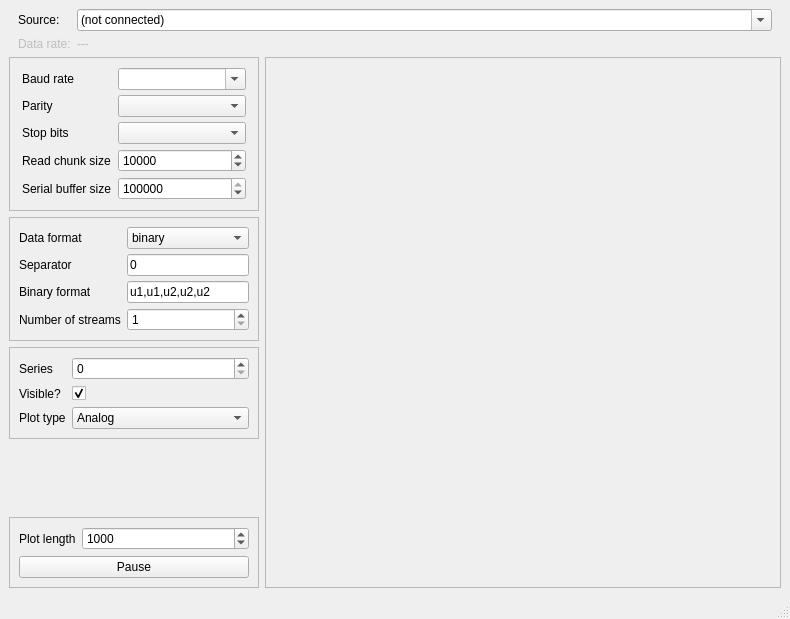
The window that src/splot/splot.ui (starfishneuroscience/splot) describes before a commit, drawn with Qt 5.
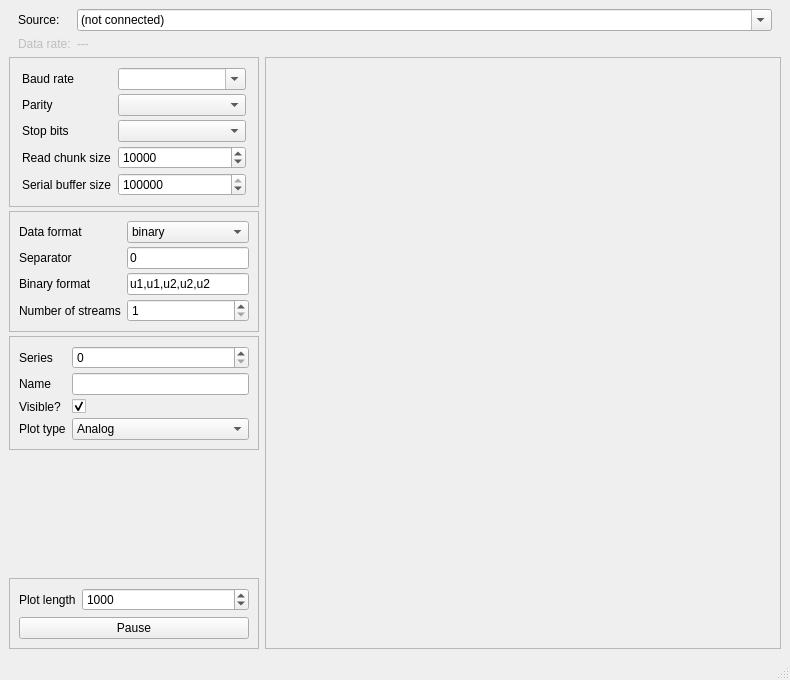
The same window after the commit.

Commit message: Allow vectors/arrays in structured dtypes, will be flattened before plotting. add names to each series, make them persistent session-to-session via qsettings

```diff
--- a/src/splot/splot.ui
+++ b/src/splot/splot.ui
@@ -7,7 +7,7 @@
     <x>0</x>
     <y>0</y>
     <width>790</width>
-    <height>619</height>
+    <height>680</height>
    </rect>
   </property>
   <property name="windowTitle">
@@ -155,6 +155,9 @@
             </size>
            </property>
            <layout class="QVBoxLayout" name="verticalLayout_2">
+            <property name="spacing">
+             <number>4</number>
+            </property>
             <property name="leftMargin">
              <number>0</number>
             </property>
@@ -186,7 +189,7 @@
                 <enum>QFormLayout::ExpandingFieldsGrow</enum>
                </property>
                <property name="verticalSpacing">
-                <number>5</number>
+                <number>4</number>
                </property>
                <property name="leftMargin">
                 <number>12</number>
@@ -334,7 +337,7 @@
                 <set>Qt::AlignRight|Qt::AlignTop|Qt::AlignTrailing</set>
                </property>
                <property name="verticalSpacing">
-                <number>5</number>
+                <number>4</number>
                </property>
                <item row="0" column="0">
                 <widget class="QLabel" name="label_13">
@@ -444,6 +447,9 @@
                <property name="fieldGrowthPolicy">
                 <enum>QFormLayout::ExpandingFieldsGrow</enum>
                </property>
+               <property name="verticalSpacing">
+                <number>4</number>
+               </property>
                <item row="0" column="0">
                 <widget class="QLabel" name="seriesLabel">
                  <property name="text">
@@ -461,14 +467,14 @@
                  </property>
                 </widget>
                </item>
-               <item row="2" column="0">
+               <item row="3" column="0">
                 <widget class="QLabel" name="seriesPlotTypeLabel">
                  <property name="text">
                   <string>Plot type</string>
                  </property>
                 </widget>
                </item>
-               <item row="2" column="1">
+               <item row="3" column="1">
                 <widget class="QComboBox" name="seriesPlotTypeComboBox">
                  <property name="sizePolicy">
                   <sizepolicy hsizetype="Expanding" vsizetype="Fixed">
@@ -488,14 +494,14 @@
                  </item>
                 </widget>
                </item>
-               <item row="1" column="0">
+               <item row="2" column="0">
                 <widget class="QLabel" name="seriesVisibleLabel">
                  <property name="text">
                   <string>Visible?</string>
                  </property>
                 </widget>
                </item>
-               <item row="1" column="1">
+               <item row="2" column="1">
                 <widget class="QCheckBox" name="seriesVisibleCheckBox">
                  <property name="enabled">
                   <bool>true</bool>
@@ -505,6 +511,16 @@
                  </property>
                 </widget>
                </item>
+               <item row="1" column="0">
+                <widget class="QLabel" name="seriesNameLabel">
+                 <property name="text">
+                  <string>Name</string>
+                 </property>
+                </widget>
+               </item>
+               <item row="1" column="1">
+                <widget class="QLineEdit" name="seriesNameLineEdit"/>
+               </item>
               </layout>
              </widget>
             </item>
```
The commit also changes 2 other files.
